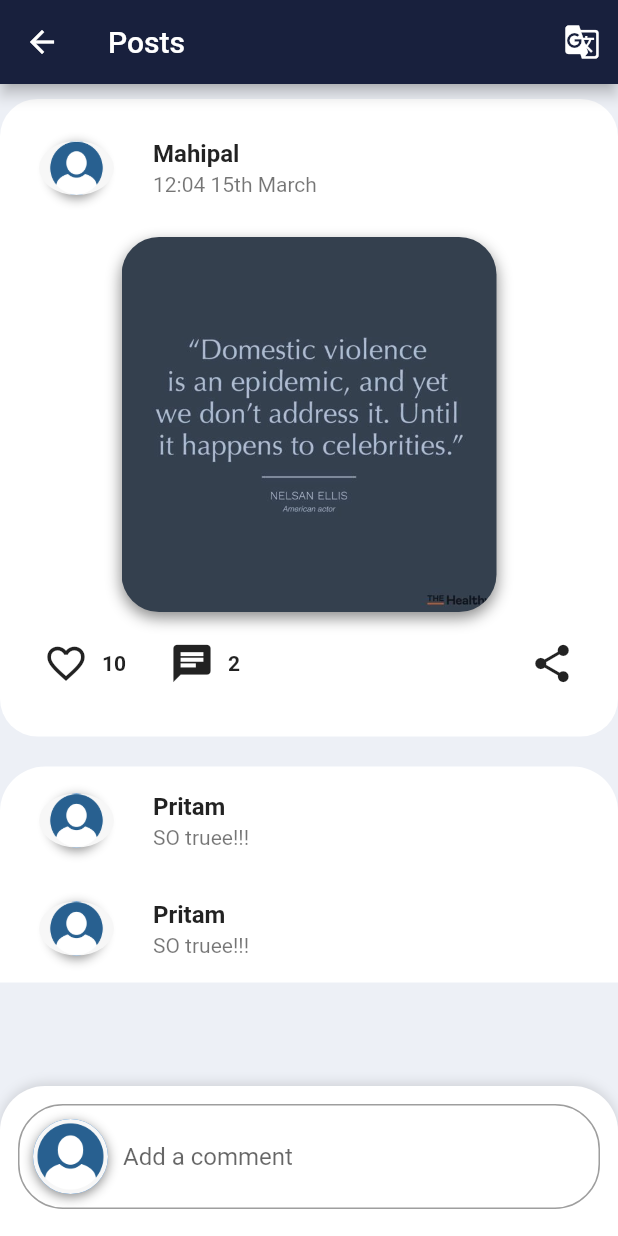
After one commit to bhargavi1poyekar/domestic_violence, a Flutter app: the Comments screen opened directly, on a phone screen of 412 x 824 dp. The commit adds this screen. Run offline on Flutter 3.47's test engine with Material 2 defaults, Android fonts, the phone set to English and light mode, and no system bars; our stand-ins replace font_awesome_flutter, google_fonts, table_calendar.

Commit message:
Comment on Posts

```diff
--- /dev/null
+++ b/lib/comments.dart
@@ -0,0 +1,297 @@
+import 'package:flutter/cupertino.dart';
+import 'package:flutter/material.dart';
+import 'package:font_awesome_flutter/font_awesome_flutter.dart';
+import 'package:google_fonts/google_fonts.dart';
+
+class Comments extends StatefulWidget {
+  @override
+  _CommentsState createState() => _CommentsState();
+}
+
+class _CommentsState extends State<Comments> {
+  final Color primaryColor=Color(0xff18203d);
+  final Color secondaryColor = Color(0xff232c51);
+  final Color logoGreen=Color(0xff25bcbb);
+
+  Widget _buildComment(int index){
+    return ListTile(
+      leading:Container(
+        margin:EdgeInsets.all(10),
+        width:50,
+        height:50,
+        decoration:BoxDecoration(
+          shape:BoxShape.circle,
+          boxShadow:[
+            BoxShadow(
+              color:Colors.black45,
+              offset:Offset(0,2),
+              blurRadius:6.0,
+            ),
+          ],
+        ),
+        child:CircleAvatar(
+          child:ClipOval(
+            child:Image(
+              height:50.0,
+              width:50.0,
+              image:AssetImage('assets/profile.png'),
+              fit:BoxFit.cover,
+            ),
+          ),
+        ),
+      ),
+      title:Text(
+        'Pritam',
+        style:TextStyle(
+          fontWeight:FontWeight.bold,
+        ),
+      ),
+      subtitle:Text('SO truee!!!'),
+    );
+  }
+  @override
+  Widget build(BuildContext context) {
+    return Scaffold(
+      appBar: AppBar(
+          title:Text('Posts'),
+          backgroundColor: primaryColor,
+          actions:[
+            IconButton(icon: Icon(Icons.g_translate, color:Colors.white) ,onPressed: null)
+          ]
+      ),
+      backgroundColor:Color(0xFFEDF0F6),
+      body:SingleChildScrollView(
+        physics:AlwaysScrollableScrollPhysics(),
+        child:Column(
+          children:[
+            Container(
+                margin:EdgeInsets.symmetric(vertical:10),
+                width:double.infinity,
+                height:425.0,
+                decoration:BoxDecoration(
+                  color: Colors.white,
+                  borderRadius:BorderRadius.circular(25.0),
+                ),
+                child:Column(
+                    children:<Widget>[
+                      Padding(
+                          padding:EdgeInsets.symmetric(vertical:10),
+                          child:Column(
+                            children:[
+                              ListTile(
+                                leading:Container(
+                                  margin:EdgeInsets.all(10),
+                                  width:50,
+                                  height:50,
+                                  decoration:BoxDecoration(
+                                    shape:BoxShape.circle,
+                                    boxShadow:[
+                                      BoxShadow(
+                                        color:Colors.black45,
+                                        offset:Offset(0,2),
+                                        blurRadius:6.0,
+                                      ),
+                                    ],
+                                  ),
+                                  child:CircleAvatar(
+                                    child:ClipOval(
+                                      child:Image(
+                                        height:50.0,
+                                        width:50.0,
+                                        image:AssetImage('assets/profile.png'),
+                                        fit:BoxFit.cover,
+                                      ),
+                                    ),
+                                  ),
+                                ),
+                                title:Text(
+                                  'Mahipal',
+                                  style:TextStyle(
+                                    fontWeight:FontWeight.bold,
+                                  ),
+                                ),
+                                subtitle: Text('12:04 15th March'),
+
+                              ),
+                              Container(
+                                  margin:EdgeInsets.all(10.0),
+                                  width:250,
+                                  height:250,
+                                  decoration:BoxDecoration(
+                                      borderRadius: BorderRadius.circular(25.0),
+                                      boxShadow: [
+                                        BoxShadow(
+                                          color: Colors.black45,
+                                          offset:Offset(0,4),
+                                          blurRadius:8,
+                                        ),
+                                      ],
+                                      image:DecorationImage(
+                                        image:AssetImage('assets/post1.jpg'),
+                                        fit:BoxFit.fitWidth,
+                                      )
+                                  )
+                              ),
+                              Padding(
+                                padding: EdgeInsets.symmetric(horizontal:20.0),
+                                child: Row(
+                                  mainAxisAlignment: MainAxisAlignment.spaceBetween,
+                                  children:[
+                                    Row(
+                                      children:[
+                                        Row(
+                                          children:[
+                                            IconButton(
+                                              icon:Icon(Icons.favorite_border),
+                                              iconSize:30,
+                                              onPressed:(){
+
+                                              },
+                                            ),
+                                            Text(
+                                              '10',
+                                              style:TextStyle(
+                                                fontSize:14.0,
+                                                fontWeight:FontWeight.w600,
+                                              ),
+                                            ),
+                                          ],
+                                        ),
+                                        SizedBox(width:20),
+                                        Row(
+                                            children:[
+                                              IconButton(
+                                                icon:Icon(Icons.chat),
+                                                iconSize:30,
+                                                onPressed:(){
+
+                                                },
+                                              ),
+                                              Text(
+                                                '2',
+                                                style:TextStyle(
+                                                  fontSize:14.0,
+                                                  fontWeight:FontWeight.w600,
+                                                ),
+                                              ),
+                                            ]
+                                        ),
+                                      ],
+                                    ),
+                                    IconButton(
+                                        icon:Icon(Icons.share),
+                                        iconSize:30,
+                                        onPressed:(){
+
+                                        }
+                                    )
+                                  ],
+                                ),
+                              )
+                            ],
+                          )
+                      )
+                    ]
+                )
+            ),
+            SizedBox(height:10),
+            Container(
+              width:double.infinity,
+              decoration:BoxDecoration(
+                color:Colors.white,
+                borderRadius:BorderRadius.only(
+                  topLeft:Radius.circular(30.0),
+                  topRight:Radius.circular(30.0),
+                ),
+              ),
+              child:Column(
+                children:[
+                  _buildComment(0),
+                  _buildComment(1),
+                ]
+              )
+            ),
+          ],
+        ),
+      ),
+      bottomNavigationBar: Transform.translate(
+        offset:Offset(0.0,-1*MediaQuery.of(context).viewInsets.bottom),
+        child: Container(
+          height:100,
+          decoration:BoxDecoration(
+            borderRadius:BorderRadius.only(
+              topLeft:Radius.circular(30),
+              topRight:Radius.circular(30),
+            ),
+            boxShadow:[
+              BoxShadow(
+                color:Colors.black12,
+                offset:Offset(0,-2),
+                blurRadius:6.0,
+              ),
+            ],
+            color:Colors.white,
+          ),
+          child:Padding(
+            padding: const EdgeInsets.all(12.0),
+            child: TextField(
+              decoration:InputDecoration(
+                border:InputBorder.none,
+                enabledBorder:OutlineInputBorder(
+                  borderRadius: BorderRadius.circular(30),
+                  borderSide:BorderSide(color:Colors.grey),
+                ),
+                focusedBorder:OutlineInputBorder(
+                  borderRadius: BorderRadius.circular(30),
+                  borderSide:BorderSide(color:Colors.grey),
+                ),
+                hintText:'Add a comment',
+                prefixIcon:Container(
+                  margin:EdgeInsets.all(10),
+                  width:50,
+                  height:50,
+                  decoration:BoxDecoration(
+                    shape:BoxShape.circle,
+                    boxShadow:[
+                      BoxShadow(
+                        color:Colors.black45,
+                        offset:Offset(0,2),
+                        blurRadius:6.0,
+                      ),
+                    ],
+                  ),
+                  child:CircleAvatar(
+                    child:ClipOval(
+                      child:Image(
+                        height:50.0,
+                        width:50.0,
+                        image:AssetImage('assets/profile.png'),
+                        fit:BoxFit.cover,
+                      ),
+                    ),
+                  ),
+                ),
+                suffixIcon:Container(
+                  margin:EdgeInsets.only(right:10),
+                  width:70,
+                  child:FlatButton(
+                    shape:RoundedRectangleBorder(
+                      borderRadius:BorderRadius.circular(30),
+                    ),
+                    color:Color(0xFF23B66F),
+                    child:Icon(
+                      Icons.send,
+                      size:20,
+                      color:Colors.white,
+                    )
+
+                  ),
+                ),
+              ),
+            ),
+          )
+        ),
+      )
+    );
+  }
+}
--- a/lib/posts.dart
+++ b/lib/posts.dart
@@ -1,7 +1,9 @@
 import 'package:flutter/cupertino.dart';
 import 'package:flutter/material.dart';
+import 'package:domestic_violence/comments.dart';
 import 'package:font_awesome_flutter/font_awesome_flutter.dart';
 import 'package:google_fonts/google_fonts.dart';
+
 
 class Posts extends StatefulWidget {
   @override
@@ -18,6 +20,7 @@ class _PostsState extends State<Posts> {
      return Padding(
       padding:EdgeInsets.symmetric(horizontal: 10.0,vertical:5.0),
       child:Container(
+        margin:EdgeInsets.symmetric(vertical:10),
           width:double.infinity,
           height:500.0,
           decoration:BoxDecoration(
@@ -65,7 +68,12 @@ class _PostsState extends State<Posts> {
                           subtitle: Text('12:04 15th March'),
 
                         ),
-                        Container(
+                        InkWell(
+                          onTap:(){
+                            Navigator.push(context,
+                                MaterialPageRoute(builder: (_) => Comments()));
+                          },
+                          child: Container(
                               margin:EdgeInsets.all(10.0),
                               width:double.infinity,
                               height:325,
@@ -83,6 +91,7 @@ class _PostsState extends State<Posts> {
                                     fit:BoxFit.fitWidth,
                                   )
                               )
+                          ),
                         ),
                         Padding(
                           padding: EdgeInsets.symmetric(horizontal:20.0),
@@ -116,7 +125,8 @@ class _PostsState extends State<Posts> {
                                           icon:Icon(Icons.chat),
                                           iconSize:30,
                                           onPressed:(){
-
+                                            Navigator.push(context,
+                                                MaterialPageRoute(builder: (_) => Comments()));
                                           },
                                         ),
                                         Text(
@@ -158,6 +168,7 @@ class _PostsState extends State<Posts> {
             IconButton(icon: Icon(Icons.g_translate, color:Colors.white) ,onPressed: null)
           ]
       ),
+      backgroundColor:Color(0xFFEDF0F6),
       body:ListView(
         physics:AlwaysScrollableScrollPhysics(),
         children:[
```
Lines whose indentation alone changed are shown as unchanged.
